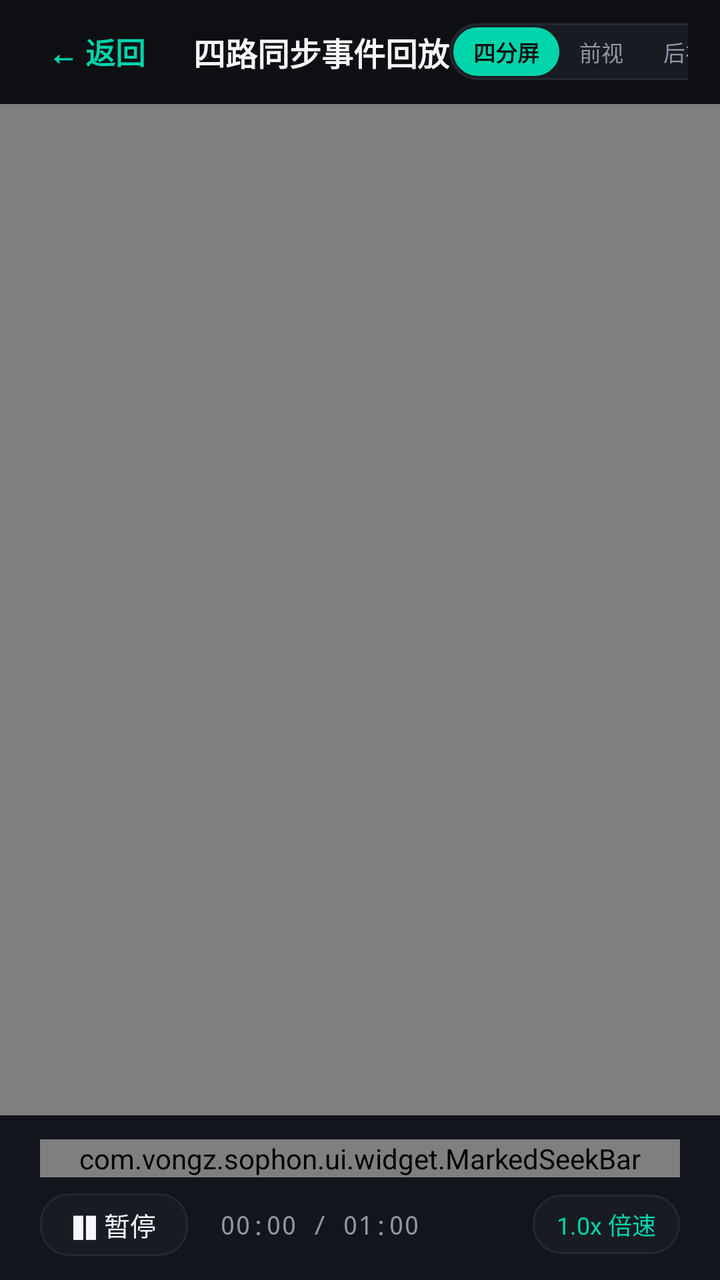
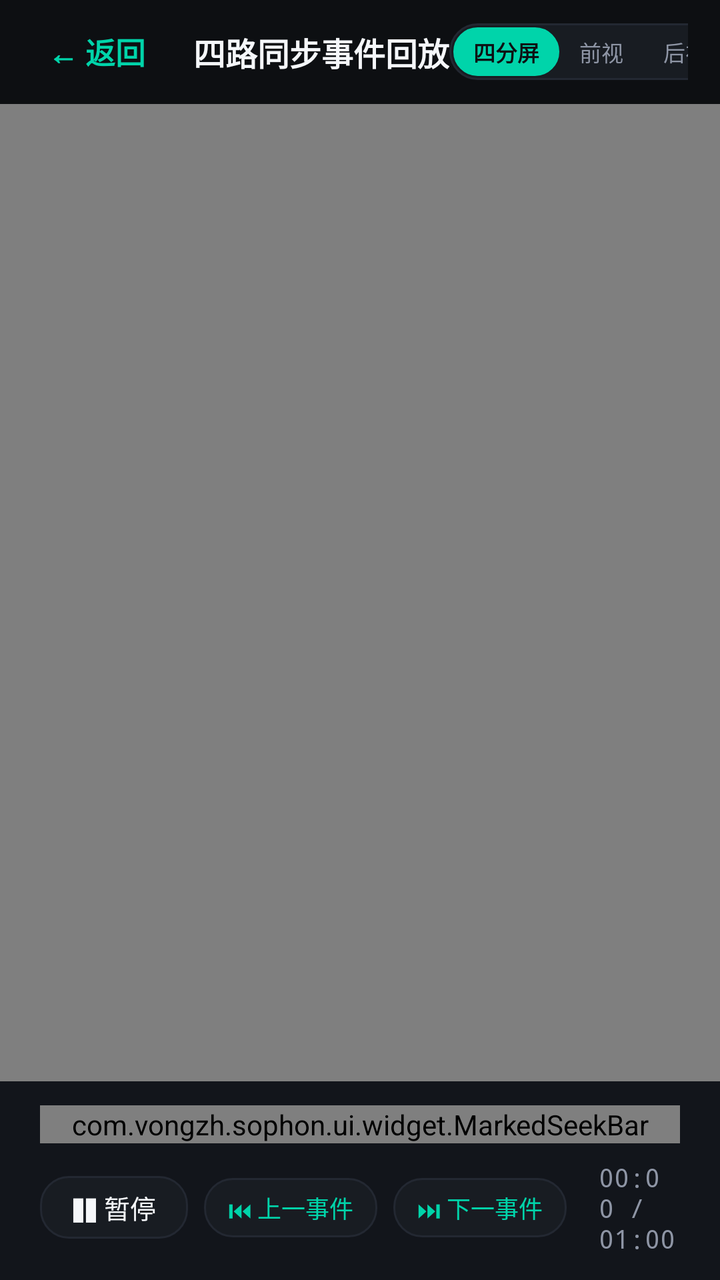

Compare the two renders of this Android layout. The source of the first and the diff that turns it into the second are given below.
<!-- AndroidManifest.xml: application theme Theme.Sophon -->
<!-- res/layout/activity_quad_sync_player.xml -->
<?xml version="1.0" encoding="utf-8"?>
<LinearLayout xmlns:android="http://schemas.android.com/apk/res/android"
    android:layout_width="match_parent"
    android:layout_height="match_parent"
    android:background="@color/bg_cockpit_dark"
    android:orientation="vertical">

    
    <LinearLayout
        android:layout_width="match_parent"
        android:layout_height="52dp"
        android:gravity="center_vertical"
        android:orientation="horizontal"
        android:paddingHorizontal="16dp">

        <TextView
            android:id="@+id/btn_player_back"
            android:layout_width="wrap_content"
            android:layout_height="wrap_content"
            android:background="?attr/selectableItemBackgroundBorderless"
            android:padding="8dp"
            android:text="← 返回"
            android:textColor="@color/flyme_cyan"
            android:textSize="15sp"
            android:textStyle="bold" />

        <TextView
            android:id="@+id/tv_player_title"
            android:layout_width="wrap_content"
            android:layout_height="wrap_content"
            android:layout_marginStart="16dp"
            android:text="四路同步事件回放"
            android:textColor="@color/text_primary"
            android:textSize="16sp"
            android:textStyle="bold" />

        <View
            android:layout_width="0dp"
            android:layout_height="1dp"
            android:layout_weight="1" />

        
        <LinearLayout
            android:layout_width="wrap_content"
            android:layout_height="wrap_content"
            android:background="@drawable/bg_badge_pill"
            android:orientation="horizontal"
            android:padding="2dp">

            <TextView
                android:id="@+id/btn_view_quad"
                android:layout_width="wrap_content"
                android:layout_height="wrap_content"
                android:background="@drawable/bg_badge_pill"
                android:backgroundTint="@color/flyme_cyan"
                android:paddingHorizontal="10dp"
                android:paddingVertical="4dp"
                android:text="四分屏"
                android:textColor="@color/bg_cockpit_dark"
                android:textSize="11sp"
                android:textStyle="bold" />

            <TextView
                android:id="@+id/btn_view_front"
                android:layout_width="wrap_content"
                android:layout_height="wrap_content"
                android:paddingHorizontal="10dp"
                android:paddingVertical="4dp"
                android:text="前视"
                android:textColor="@color/text_secondary"
                android:textSize="11sp" />

            <TextView
                android:id="@+id/btn_view_back"
                android:layout_width="wrap_content"
                android:layout_height="wrap_content"
                android:paddingHorizontal="10dp"
                android:paddingVertical="4dp"
                android:text="后视"
                android:textColor="@color/text_secondary"
                android:textSize="11sp" />
        </LinearLayout>
    </LinearLayout>

    
    <FrameLayout
        android:id="@+id/player_video_container"
        android:layout_width="match_parent"
        android:layout_height="0dp"
        android:layout_weight="1"
        android:background="@color/bg_card_dark">

        <VideoView
            android:id="@+id/video_view_main"
            android:layout_width="match_parent"
            android:layout_height="match_parent"
            android:layout_gravity="center" />
    </FrameLayout>

    
    <LinearLayout
        android:layout_width="match_parent"
        android:layout_height="wrap_content"
        android:background="@color/bg_nav_rail"
        android:orientation="vertical"
        android:paddingHorizontal="20dp"
        android:paddingVertical="12dp">

        
        <com.vongz.sophon.ui.widget.MarkedSeekBar
            android:id="@+id/player_seek_bar"
            android:layout_width="match_parent"
            android:layout_height="wrap_content" />

        
        <LinearLayout
            android:layout_width="match_parent"
            android:layout_height="wrap_content"
            android:layout_marginTop="8dp"
            android:gravity="center_vertical"
            android:orientation="horizontal">

            <TextView
                android:id="@+id/btn_play_pause"
                android:layout_width="wrap_content"
                android:layout_height="wrap_content"
                android:background="@drawable/bg_badge_pill"
                android:paddingHorizontal="16dp"
                android:paddingVertical="6dp"
                android:text="❚❚ 暂停"
                android:textColor="@color/text_primary"
                android:textSize="13sp" />

            <TextView
                android:id="@+id/tv_time_progress"
                android:layout_width="wrap_content"
                android:layout_height="wrap_content"
                android:layout_marginStart="16dp"
                android:fontFamily="monospace"
                android:text="00:00 / 01:00"
                android:textColor="@color/text_secondary"
                android:textSize="13sp" />

            <View
                android:layout_width="0dp"
                android:layout_height="1dp"
                android:layout_weight="1" />

            <TextView
                android:id="@+id/btn_play_speed"
                android:layout_width="wrap_content"
                android:layout_height="wrap_content"
                android:background="@drawable/bg_badge_pill"
                android:paddingHorizontal="12dp"
                android:paddingVertical="6dp"
                android:text="1.0x 倍速"
                android:textColor="@color/flyme_cyan"
                android:textSize="12sp" />
        </LinearLayout>

    </LinearLayout>

</LinearLayout>
<!-- resources referenced by this layout -->
<resources>
  <color name="bg_card_dark">#FF181C22</color>
  <color name="bg_cockpit_dark">#FF0D0F12</color>
  <color name="bg_nav_rail">#FF12151B</color>
  <color name="flyme_cyan">#FF00D4AA</color>
  <color name="text_primary">#FFF5F7FA</color>
  <color name="text_secondary">#FF8E95A5</color>
  <!-- drawable bg_badge_pill (drawable) -->
  <?xml version="1.0" encoding="utf-8"?>
  <shape xmlns:android="http://schemas.android.com/apk/res/android"
      android:shape="rectangle">
      <corners android:radius="14dp" />
      <solid android:color="@color/bg_card_dark" />
      <stroke android:width="1dp" android:color="@color/divider_line" />
  </shape>
  <style name="Theme.Sophon" parent="Theme.Material3.Dark.NoActionBar">
          <item name="android:statusBarColor">@color/bg_cockpit_dark</item>
          <item name="android:navigationBarColor">@color/bg_cockpit_dark</item>
          <item name="android:windowBackground">@color/bg_cockpit_dark</item>
          <item name="colorPrimary">@color/flyme_cyan</item>
          <item name="colorSecondary">@color/flyme_blue</item>
      </style>
  <color name="divider_line">#FF232832</color>
  <color name="flyme_blue">#FF0A84FF</color>
</resources>

<!-- the commit's change to res/layout/activity_quad_sync_player.xml (unified diff, before → after) -->
@@ -107,7 +107,7 @@
         android:paddingVertical="12dp">
 
         
-        <com.vongz.sophon.ui.widget.MarkedSeekBar
+        <com.vongzh.sophon.ui.widget.MarkedSeekBar
             android:id="@+id/player_seek_bar"
             android:layout_width="match_parent"
             android:layout_height="wrap_content" />
@@ -130,6 +130,32 @@
                 android:text="❚❚ 暂停"
                 android:textColor="@color/text_primary"
                 android:textSize="13sp" />
+
+            
+            <TextView
+                android:id="@+id/btn_prev_marker"
+                android:layout_width="wrap_content"
+                android:layout_height="wrap_content"
+                android:layout_marginStart="8dp"
+                android:background="@drawable/bg_badge_pill"
+                android:paddingHorizontal="12dp"
+                android:paddingVertical="6dp"
+                android:text="⏮ 上一事件"
+                android:textColor="@color/flyme_cyan"
+                android:textSize="12sp" />
+
+            
+            <TextView
+                android:id="@+id/btn_next_marker"
+                android:layout_width="wrap_content"
+                android:layout_height="wrap_content"
+                android:layout_marginStart="8dp"
+                android:background="@drawable/bg_badge_pill"
+                android:paddingHorizontal="12dp"
+                android:paddingVertical="6dp"
+                android:text="⏭ 下一事件"
+                android:textColor="@color/flyme_cyan"
+                android:textSize="12sp" />
 
             <TextView
                 android:id="@+id/tv_time_progress"
